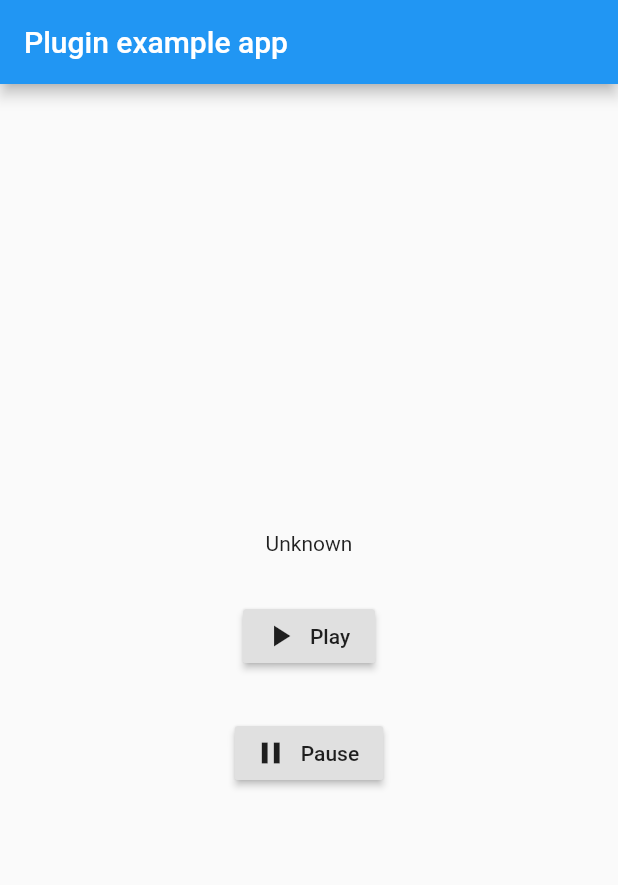
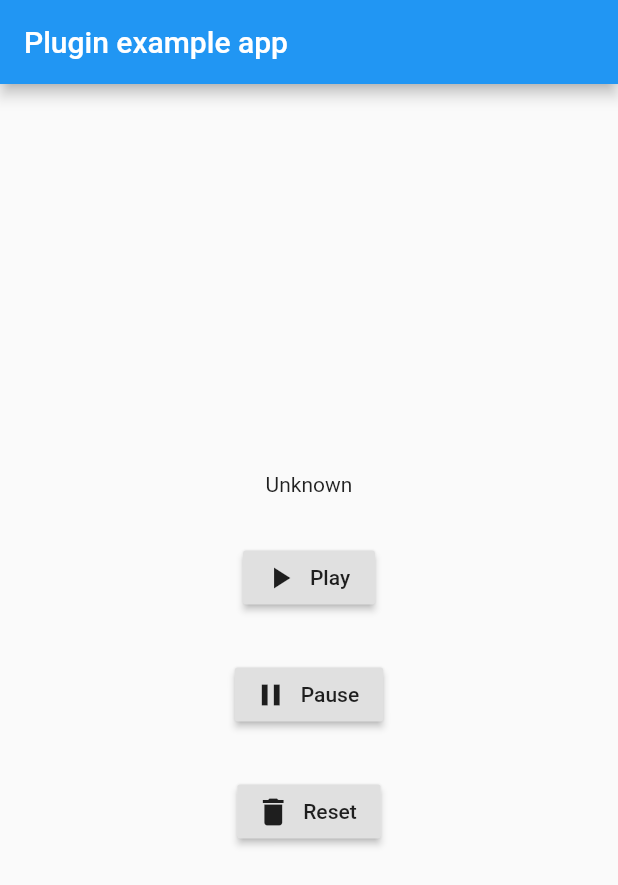
Before and after one commit to StephenNeverMore/assets_audio_play, a Flutter app: the screen it shows after launch, on a phone screen of 412 x 824 dp. Shown: the top 885 px of the screen. Run offline on Flutter 3.47's test engine with Material 2 defaults, Android fonts, the light colour scheme and no system bars.

Commit message:
add reset

```diff
--- a/example/lib/main.dart
+++ b/example/lib/main.dart
@@ -72,7 +72,16 @@ class _MyAppState extends State<MyApp> {
                     AssetsAudioPlay.pause();
                   },
                   icon: Icon(Icons.pause),
-                  label: Text("Pause"))
+                  label: Text("Pause")),
+              SizedBox(
+                height: 30,
+              ),
+              RaisedButton.icon(
+                  onPressed: () {
+                    AssetsAudioPlay.release();
+                  },
+                  icon: Icon(Icons.delete),
+                  label: Text("Reset"))
             ],
           ),
         ),
--- a/lib/assets_audio_play.dart
+++ b/lib/assets_audio_play.dart
@@ -22,4 +22,9 @@ class AssetsAudioPlay {
     final int result = await _channel.invokeMethod('pause');
     return result;
   }
+
+  static Future<int> release() async {
+    final int result = await _channel.invokeMethod('release');
+    return result;
+  }
 }
```
Also changed, not shown: 2 other files.
